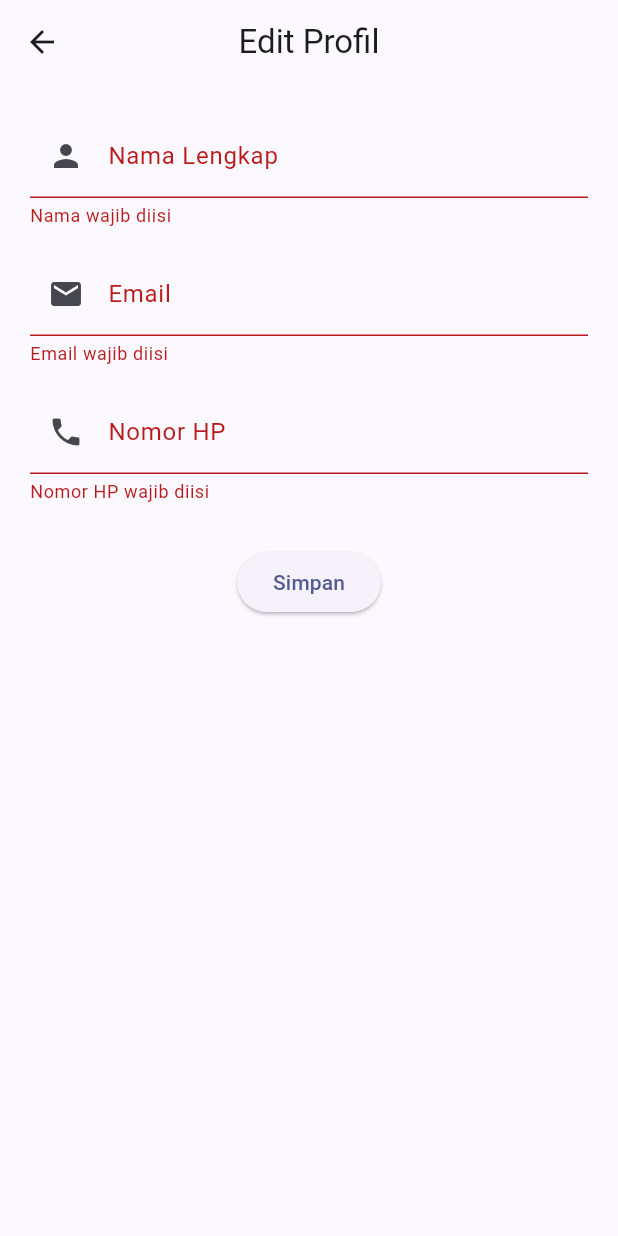
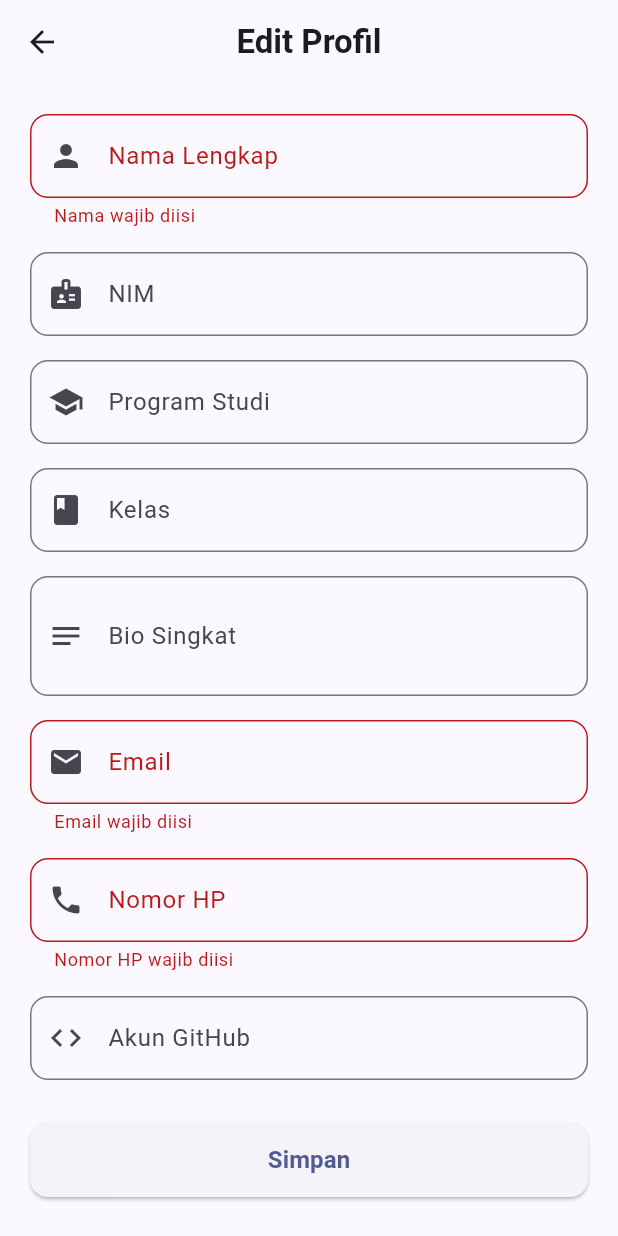
Before and after one commit to Azis020/uts-pml-1124160173, a Flutter app: the EditProfilePage screen opened directly with empty values, after a tap on "Simpan", on a phone screen of 412 x 824 dp. Run offline on Flutter 3.47's test engine with Material 3 defaults, Android fonts, the phone set to English and light mode, and no system bars.

Commit message:
menambahkan controller di file edit_page

```diff
--- a/soal2_profil_app/lib/screens/edit_profile.dart
+++ b/soal2_profil_app/lib/screens/edit_profile.dart
@@ -1,8 +1,10 @@
+// [BARU] Halaman Form Edit Profil dengan Controller dan Validasi
 import 'package:flutter/material.dart';
 import '../models/profile.dart';
 
 class EditProfilePage extends StatefulWidget {
   final Profile profile;
+
   const EditProfilePage({super.key, required this.profile});
 
   @override
@@ -12,31 +14,54 @@ class EditProfilePage extends StatefulWidget {
 class _EditProfilePageState extends State<EditProfilePage> {
   final _formKey = GlobalKey<FormState>();
   late TextEditingController _nameController;
+  late TextEditingController _nimController;
+  late TextEditingController _majorController;
+  late TextEditingController _classRoomController;
+  late TextEditingController _bioController;
   late TextEditingController _emailController;
   late TextEditingController _phoneController;
-
+  late TextEditingController _githubController;
 
   @override
   void initState() {
     super.initState();
     _nameController = TextEditingController(text: widget.profile.name);
+    _nimController = TextEditingController(text: widget.profile.nim);
+    _majorController = TextEditingController(text: widget.profile.major);
+    _classRoomController = TextEditingController(text: widget.profile.classRoom);
+    _bioController = TextEditingController(text: widget.profile.bio);
     _emailController = TextEditingController(text: widget.profile.email);
     _phoneController = TextEditingController(text: widget.profile.phone);
+    _githubController = TextEditingController(text: widget.profile.github);
+  }
+
+  @override
+  void dispose() {
+    _nameController.dispose();
+    _nimController.dispose();
+    _majorController.dispose();
+    _classRoomController.dispose();
+    _bioController.dispose();
+    _emailController.dispose();
+    _phoneController.dispose();
+    _githubController.dispose();
+    super.dispose();
   }
 
   void _simpan() {
     if (_formKey.currentState!.validate()) {
       final dataBaru = Profile(
         name: _nameController.text,
-        nim: widget.profile.nim,
-        major: widget.profile.major,
-        classRoom: widget.profile.classRoom,
-        bio: widget.profile.bio,
+        nim: _nimController.text,
+        major: _majorController.text,
+        classRoom: _classRoomController.text,
+        bio: _bioController.text,
         email: _emailController.text,
         phone: _phoneController.text,
-        github: widget.profile.github,
+        github: _githubController.text,
         imagePath: widget.profile.imagePath,
       );
+
       Navigator.pop(context, dataBaru);
     }
   }
@@ -44,7 +69,13 @@ class _EditProfilePageState extends State<EditProfilePage> {
   @override
   Widget build(BuildContext context) {
     return Scaffold(
-      appBar: AppBar(title: const Text('Edit Profil'), centerTitle: true),
+      appBar: AppBar(
+        title: const Text(
+          'Edit Profil',
+          style: TextStyle(fontWeight: FontWeight.w600),
+        ),
+        centerTitle: true,
+      ),
       body: SingleChildScrollView(
         padding: const EdgeInsets.all(20.0),
         child: Form(
@@ -53,16 +84,83 @@ class _EditProfilePageState extends State<EditProfilePage> {
             children: [
               TextFormField(
                 controller: _nameController,
-                decoration: const InputDecoration(labelText: 'Nama Lengkap', prefixIcon: Icon(Icons.person)),
-                validator: (val) => val == null || val.trim().isEmpty ? 'Nama wajib diisi' : null, // [BARU] Validasi nama
+                decoration: InputDecoration(
+                  labelText: 'Nama Lengkap',
+                  prefixIcon: const Icon(Icons.person),
+                  border: OutlineInputBorder(
+                    borderRadius: BorderRadius.circular(12),
+                  ),
+                ),
+                validator: (value) {
+                  if (value == null || value.trim().isEmpty) {
+                    return 'Nama wajib diisi';
+                  }
+                  return null;
+                },
+              ),
+              const SizedBox(height: 16),
+              TextFormField(
+                controller: _nimController,
+                decoration: InputDecoration(
+                  labelText: 'NIM',
+                  prefixIcon: const Icon(Icons.badge),
+                  border: OutlineInputBorder(
+                    borderRadius: BorderRadius.circular(12),
+                  ),
+                ),
+              ),
+              const SizedBox(height: 16),
+              TextFormField(
+                controller: _majorController,
+                decoration: InputDecoration(
+                  labelText: 'Program Studi',
+                  prefixIcon: const Icon(Icons.school),
+                  border: OutlineInputBorder(
+                    borderRadius: BorderRadius.circular(12),
+                  ),
+                ),
+              ),
+              const SizedBox(height: 16),
+              TextFormField(
+                controller: _classRoomController,
+                decoration: InputDecoration(
+                  labelText: 'Kelas',
+                  prefixIcon: const Icon(Icons.class_),
+                  border: OutlineInputBorder(
+                    borderRadius: BorderRadius.circular(12),
+                  ),
+                ),
+              ),
+              const SizedBox(height: 16),
+              TextFormField(
+                controller: _bioController,
+                maxLines: 2,
+                decoration: InputDecoration(
+                  labelText: 'Bio Singkat',
+                  prefixIcon: const Icon(Icons.notes),
+                  border: OutlineInputBorder(
+                    borderRadius: BorderRadius.circular(12),
+                  ),
+                ),
               ),
               const SizedBox(height: 16),
               TextFormField(
                 controller: _emailController,
-                decoration: const InputDecoration(labelText: 'Email', prefixIcon: Icon(Icons.email)),
-                validator: (val) {
-                  if (val == null || val.trim().isEmpty) return 'Email wajib diisi';
-                  if (!val.contains('@')) return 'Email tidak valid';
+                decoration: InputDecoration(
+                  labelText: 'Email',
+                  prefixIcon: const Icon(Icons.email),
+                  border: OutlineInputBorder(
+                    borderRadius: BorderRadius.circular(12),
+                  ),
+                ),
+                validator: (value) {
+                  if (value == null || value.trim().isEmpty) {
+                    return 'Email wajib diisi';
+                  }
+                  if (!RegExp(r'^[\w-\.]+@([\w-]+\.)+[\w-]{2,4}$')
+                      .hasMatch(value)) {
+                    return 'Email tidak valid';
+                  }
                   return null;
                 },
               ),
@@ -70,15 +168,54 @@ class _EditProfilePageState extends State<EditProfilePage> {
               TextFormField(
                 controller: _phoneController,
                 keyboardType: TextInputType.phone,
-                decoration: const InputDecoration(labelText: 'Nomor HP', prefixIcon: Icon(Icons.phone)),
-                validator: (val) {
-                  if (val == null || val.trim().isEmpty) return 'Nomor HP wajib diisi';
-                  if (!RegExp(r'^\d{10,13}$').hasMatch(val)) return 'Nomor HP hanya angka 10-13 digit';
+                decoration: InputDecoration(
+                  labelText: 'Nomor HP',
+                  prefixIcon: const Icon(Icons.phone),
+                  border: OutlineInputBorder(
+                    borderRadius: BorderRadius.circular(12),
+                  ),
+                ),
+                validator: (value) {
+                  if (value == null || value.trim().isEmpty) {
+                    return 'Nomor HP wajib diisi';
+                  }
+                  if (!RegExp(r'^\d{10,13}$').hasMatch(value)) {
+                    return 'Nomor HP hanya angka 10–13 digit';
+                  }
                   return null;
                 },
               ),
+              const SizedBox(height: 16),
+              TextFormField(
+                controller: _githubController,
+                decoration: InputDecoration(
+                  labelText: 'Akun GitHub',
+                  prefixIcon: const Icon(Icons.code),
+                  border: OutlineInputBorder(
+                    borderRadius: BorderRadius.circular(12),
+                  ),
+                ),
+              ),
               const SizedBox(height: 28),
-              ElevatedButton(onPressed: _simpan, child: const Text('Simpan')),
+              SizedBox(
+                width: double.infinity,
+                height: 50,
+                child: ElevatedButton(
+                  onPressed: _simpan,
+                  style: ElevatedButton.styleFrom(
+                    shape: RoundedRectangleBorder(
+                      borderRadius: BorderRadius.circular(12),
+                    ),
+                  ),
+                  child: const Text(
+                    'Simpan',
+                    style: TextStyle(
+                      fontSize: 16,
+                      fontWeight: FontWeight.bold,
+                    ),
+                  ),
+                ),
+              ),
             ],
           ),
         ),
--- a/soal2_profil_app/lib/screens/profile_page.dart
+++ b/soal2_profil_app/lib/screens/profile_page.dart
@@ -1,5 +1,6 @@
 import 'package:flutter/material.dart';
 import '../models/profile.dart';
+import 'edit_profile.dart';
 
 class ProfilePage extends StatefulWidget {
   const ProfilePage({super.key});
@@ -18,7 +19,7 @@ class _ProfilePageState extends State<ProfilePage> {
     email: 'nurazisgimnastiar@gmail.com',
     phone: '0895714243205',
     github: 'https://github.com/Azis020',
-    imagePath: 'images/profile.jpeg', // Path aset bersih
+    imagePath: 'images/profile.jpeg',
   );
 
   @override
```
